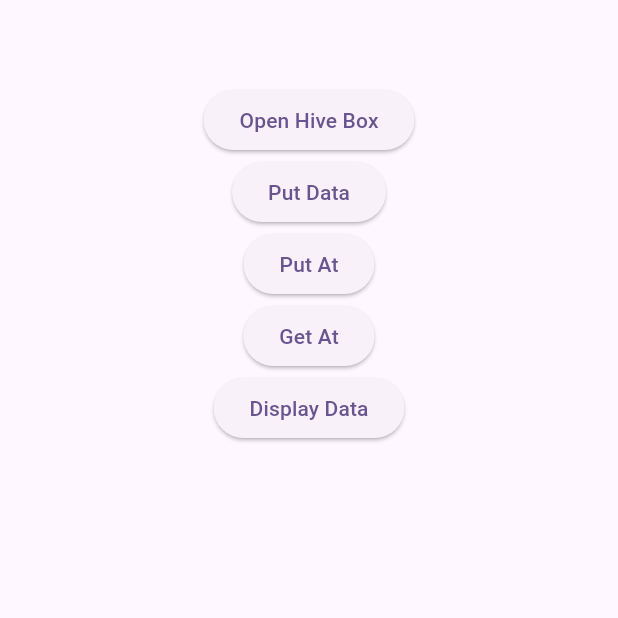
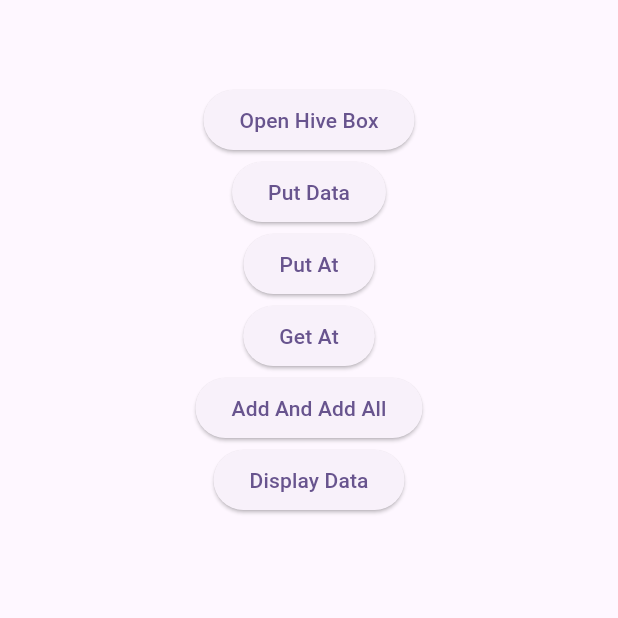
Before and after one commit to androidhands/learn_flutter_hive, a Flutter app: the screen it shows after launch, after a tap on "Display Data", on a phone screen of 412 x 824 dp, the top half of it. Run offline on Flutter 3.47's test engine with Material 3 defaults, Android fonts, the phone set to English and light mode, and no system bars; our stand-ins replace hive_flutter; accounts and stored records are empty.

Commit message:
learned add and add all

```diff
--- a/lib/test_screen.dart
+++ b/lib/test_screen.dart
@@ -53,11 +53,23 @@ class TestScreen extends StatelessWidget {
                 child: Text('Get At')),
             ElevatedButton(
                 onPressed: () {
-                  String? name = box.get("name");
-                  int? age = box.get("age");
-
-                  print(
-                      'Name: $name, Age: $age 9: ${box.get(9)} 1: ${box.get(1)} 2: ${box.get(2)} 3: ${box.get(3)}   ');
+                  // this method is used to add values only without using a key
+                  // it searchs for the maximum key in the box and adds the value to the next key(int)
+                  box.add("Boody");
+                  box.addAll([
+                    9,
+                    "Ahmed",
+                    3.14,
+                    [1, 2, 3],
+                    true
+                  ]);
+                },
+                child: Text('Add And Add All')),
+            ElevatedButton(
+                onPressed: () {
+                  for (var k in box.keys) {
+                    print("Key: $k, Value: ${box.get(k)}}");
+                  }
                 },
                 child: Text('Display Data')),
           ],
```
